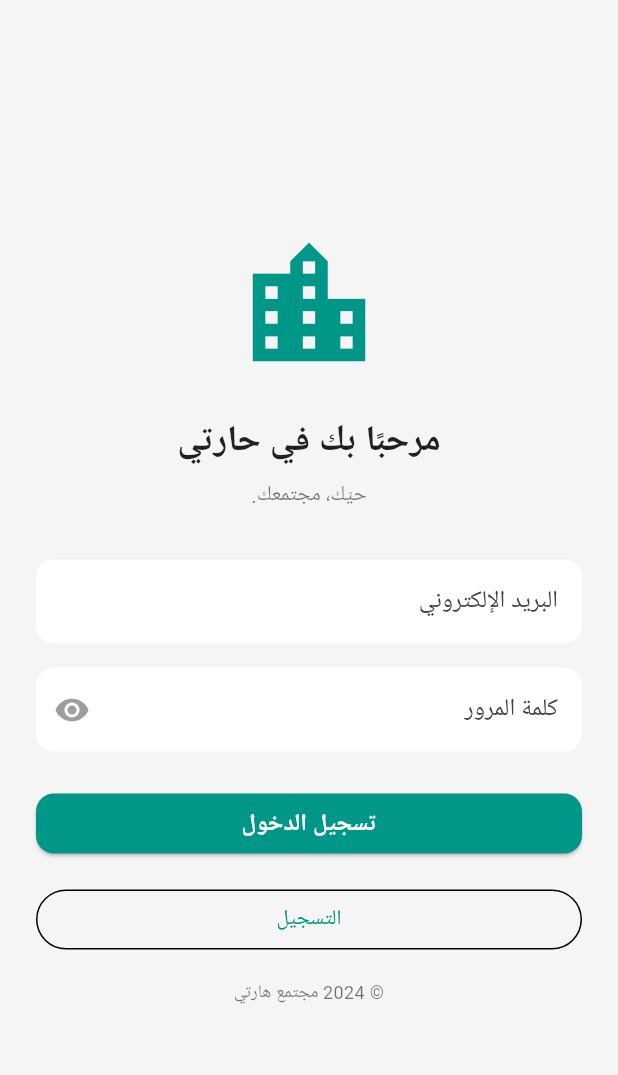
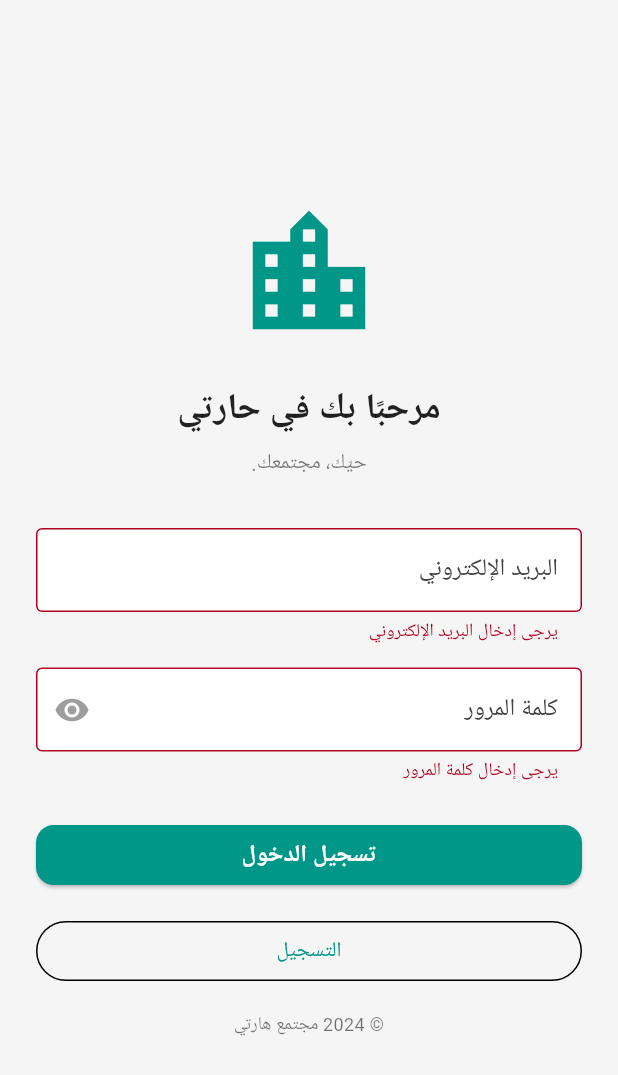
Before and after one commit to MosheT01/harty-jerusalem, a Flutter app: the screen it shows after launch, after a tap on "تسجيل الدخول", on a phone screen of 412 x 824 dp. Shown: the top 1075 px of the screen. Run offline on Flutter 3.47's test engine with Material 3 defaults, Android fonts, the phone set to English and light mode, and no system bars; our stand-ins replace firebase_core; accounts and stored records are empty; generated files the repository leaves out were written again; Roboto replaces fonts that are missing (Arial).

Commit message:
added validators and updated ui basics in main

```diff
--- a/harty_jerusalem/lib/login_screen.dart
+++ b/harty_jerusalem/lib/login_screen.dart
@@ -65,8 +65,20 @@ class _LoginPageState extends State<LoginPage> {
                           controller: emailController,
                           decoration: const InputDecoration(
                             labelText: 'البريد الإلكتروني',
+                            border: OutlineInputBorder(),
                           ),
                           autofillHints: const [AutofillHints.email],
+                          validator: (value) {
+                            if (value == null || value.isEmpty) {
+                              return 'يرجى إدخال البريد الإلكتروني';
+                            }
+                            if (!RegExp(
+                                    r'^[a-zA-Z0-9._%-]+@[a-zA-Z0-9.-]+\.[a-zA-Z]{2,4}$')
+                                .hasMatch(value)) {
+                              return 'يرجى إدخال بريد إلكتروني صحيح';
+                            }
+                            return null;
+                          },
                         ),
                         const SizedBox(height: 16),
                         TextFormField(
@@ -74,6 +86,7 @@ class _LoginPageState extends State<LoginPage> {
                           obscureText: _obscureText,
                           decoration: InputDecoration(
                             labelText: 'كلمة المرور',
+                            border: const OutlineInputBorder(),
                             suffixIcon: IconButton(
                               icon: Icon(
                                 _obscureText
@@ -89,13 +102,26 @@ class _LoginPageState extends State<LoginPage> {
                             ),
                           ),
                           autofillHints: const [AutofillHints.password],
+                          validator: (value) {
+                            if (value == null || value.isEmpty) {
+                              return 'يرجى إدخال كلمة المرور';
+                            }
+                            if (value.length < 6) {
+                              return 'يجب أن تكون كلمة المرور 6 أحرف على الأقل';
+                            }
+                            return null;
+                          },
                         ),
                         const SizedBox(height: 24),
                         SizedBox(
                           width: double.infinity,
                           child: ElevatedButton(
                             onPressed: () {
-                              // Login action placeholder
+                              if (_formKey.currentState!.validate()) {
+                                // Handle login logic here
+                              } else {
+                                // Display an error message if validation fails
+                              }
                             },
                             child: const Text('تسجيل الدخول'),
                           ),
@@ -143,14 +169,18 @@ class RegisterPage extends StatefulWidget {
 class _RegisterPageState extends State<RegisterPage> {
   final TextEditingController emailController = TextEditingController();
   final TextEditingController passwordController = TextEditingController();
+  final TextEditingController confirmPasswordController =
+      TextEditingController();
   final TextEditingController nameController = TextEditingController();
   final _formKey = GlobalKey<FormState>();
   bool _obscureText = true;
+  bool _obscureConfirmText = true;
 
   @override
   void dispose() {
     emailController.dispose();
     passwordController.dispose();
+    confirmPasswordController.dispose();
     nameController.dispose();
     super.dispose();
   }
@@ -258,11 +288,45 @@ class _RegisterPageState extends State<RegisterPage> {
                           },
                           autofillHints: const [AutofillHints.newPassword],
                         ),
+                        const SizedBox(height: 16),
+                        TextFormField(
+                          controller: confirmPasswordController,
+                          obscureText: _obscureConfirmText,
+                          decoration: InputDecoration(
+                            labelText: 'تأكيد كلمة المرور',
+                            border: const OutlineInputBorder(),
+                            suffixIcon: IconButton(
+                              icon: Icon(
+                                _obscureConfirmText
+                                    ? Icons.visibility
+                                    : Icons.visibility_off,
+                              ),
+                              onPressed: () {
+                                setState(() {
+                                  _obscureConfirmText = !_obscureConfirmText;
+                                });
+                              },
+                            ),
+                          ),
+                          validator: (value) {
+                            if (value == null || value.isEmpty) {
+                              return 'يرجى تأكيد كلمة المرور';
+                            }
+                            if (value != passwordController.text) {
+                              return 'كلمتا المرور غير متطابقتين';
+                            }
+                            return null;
+                          },
+                        ),
                         const SizedBox(height: 24),
                         SizedBox(
                           width: double.infinity,
                           child: ElevatedButton(
-                            onPressed: () {},
+                            onPressed: () {
+                              if (_formKey.currentState!.validate()) {
+                                // Handle registration logic here
+                              }
+                            },
                             child: const Text('إنشاء الحساب'),
                           ),
                         ),
--- a/harty_jerusalem/lib/main.dart
+++ b/harty_jerusalem/lib/main.dart
@@ -29,10 +29,19 @@ class MyApp extends StatelessWidget {
         ),
         inputDecorationTheme: InputDecorationTheme(
           filled: true,
-          fillColor: Colors.white,
+          fillColor: Colors.white, // Default background color
+          hoverColor: Colors.grey[200], // Background color when hovering
+          focusColor: Colors.teal[50], // Background color when focused
           border: OutlineInputBorder(
             borderRadius: BorderRadius.circular(12),
-            borderSide: BorderSide.none,
+            borderSide: BorderSide.none, // Removes default border
+          ),
+          focusedBorder: OutlineInputBorder(
+            borderRadius: BorderRadius.circular(12),
+            borderSide: BorderSide(
+              color: Colors.teal,
+              width: 2.0,
+            ),
           ),
           labelStyle: TextStyle(color: Colors.grey[800]),
         ),
```
